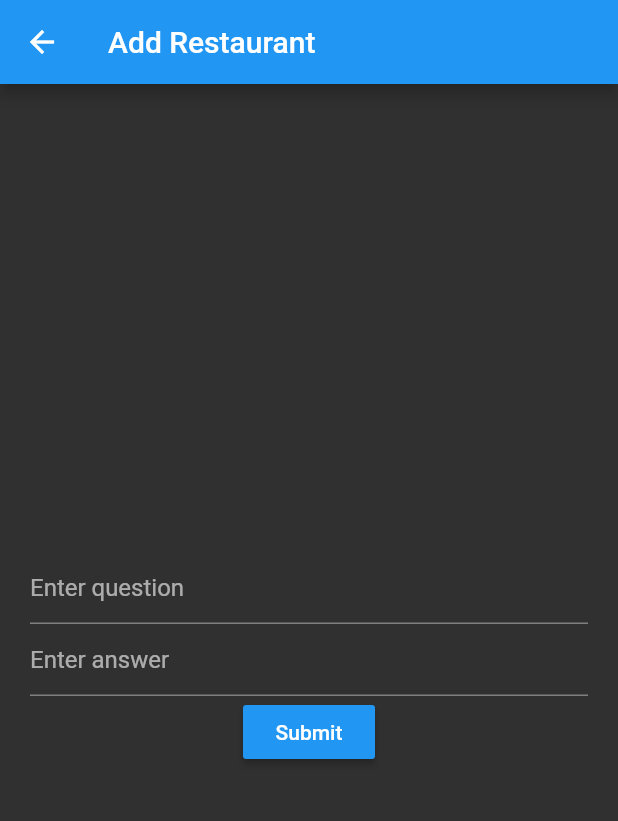
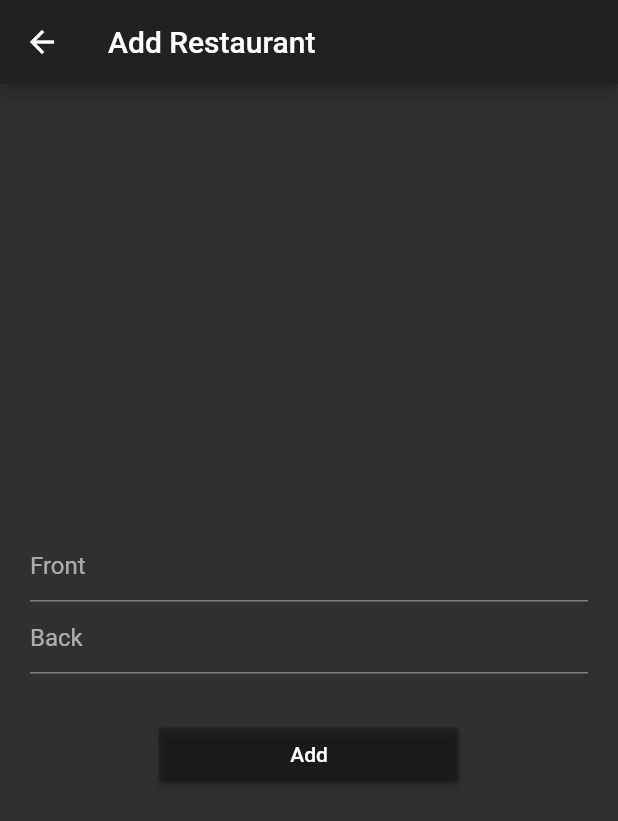
Before and after one commit to Harshal12355/flashcards, a Flutter app: the add screen opened directly, on a phone screen of 412 x 824 dp. Shown: the top 821 px of the screen. Run offline on Flutter 3.47's test engine with Material 2 defaults, Android fonts, the phone set to English and light mode, and no system bars; our stand-ins replace flip_card.

Commit message:
Improved adding cards menu

```diff
--- a/lib/Add_Cards.dart
+++ b/lib/Add_Cards.dart
@@ -19,7 +19,7 @@ class _addState extends State<add> {
     return Scaffold(
       appBar: AppBar(
         title: Text("Add Restaurant"),
-        backgroundColor: Colors.blue,
+        //backgroundColor: Colors.blue,
       ),
       body: Center(
         child: Padding(
@@ -30,28 +30,34 @@ class _addState extends State<add> {
               TextField(
                 controller: questionCon,
                 decoration: InputDecoration(
-                  hintText: "Enter question",
+                  hintText: "Front",
                 ),
                 cursorColor: Colors.black,
               ),
               TextField(
                 controller: answerCon,
                 decoration: InputDecoration(
-                  hintText: "Enter answer",
+                  hintText: "Back",
                 ),
                 cursorColor: Colors.black,
               ),
-              RaisedButton(
+              Padding(
+                padding: EdgeInsets.only(top: 30,),
+                child: SizedBox(
+                  width: 200,
+
+                  child: RaisedButton(
                       child: Text(
-                  "Submit",
+                        "Add",
                         style: TextStyle(
                           color: Colors.white,
                         ),
                       ),
-                color: Colors.blue,
                       onPressed: () {
                         _sendDataBack(context);
                       },
+                    ),
+                ),
               ),
             ],
           ),
```
Also changed, not shown: lib/main.dart (+0 -12 lines). Lines whose indentation alone changed are shown as unchanged.
